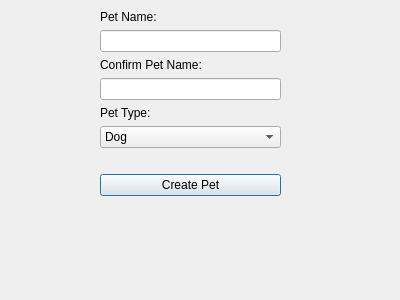
Above: QTCreator/PPwindow.ui from iviej1998/Smart-Pet-Dashboard before the change. Below: the same form after it.
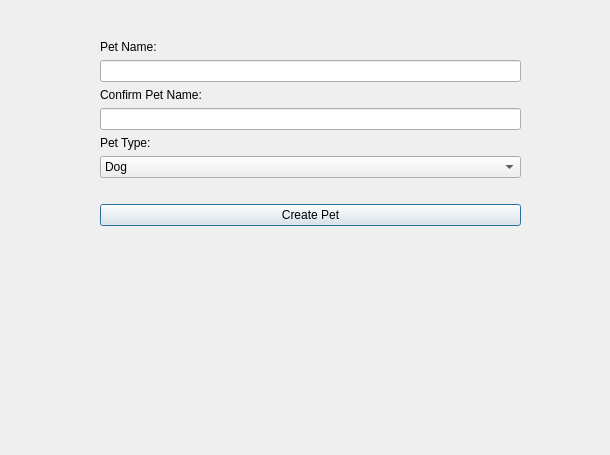
That is the form after the change.

```diff
--- a/QTCreator/PPwindow.ui
+++ b/QTCreator/PPwindow.ui
@@ -6,8 +6,8 @@
    <rect>
     <x>0</x>
     <y>0</y>
-    <width>400</width>
-    <height>300</height>
+    <width>610</width>
+    <height>455</height>
    </rect>
   </property>
   <property name="maximumSize">
@@ -23,9 +23,9 @@
    <property name="geometry">
     <rect>
      <x>100</x>
-     <y>10</y>
-     <width>181</width>
-     <height>231</height>
+     <y>40</y>
+     <width>421</width>
+     <height>351</height>
     </rect>
    </property>
    <layout class="QFormLayout" name="formLayout">
```
